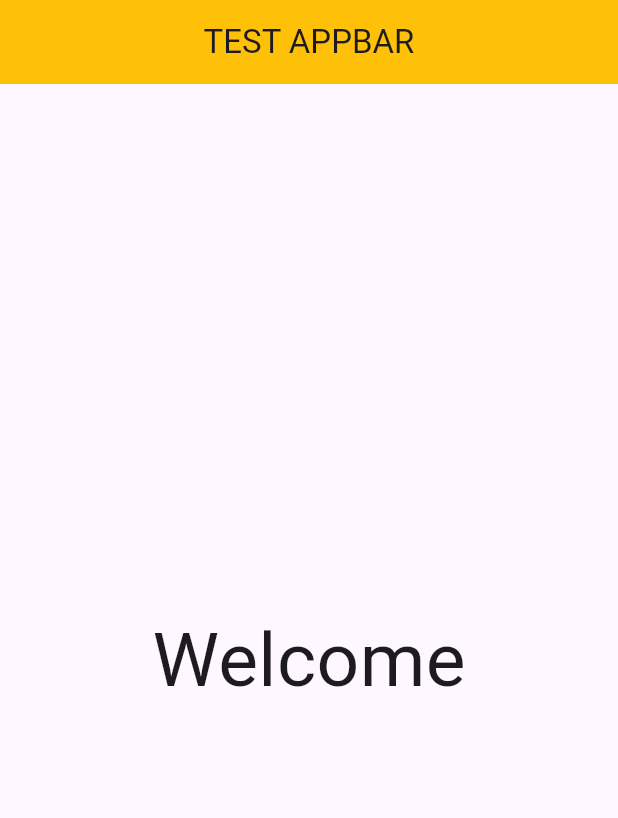
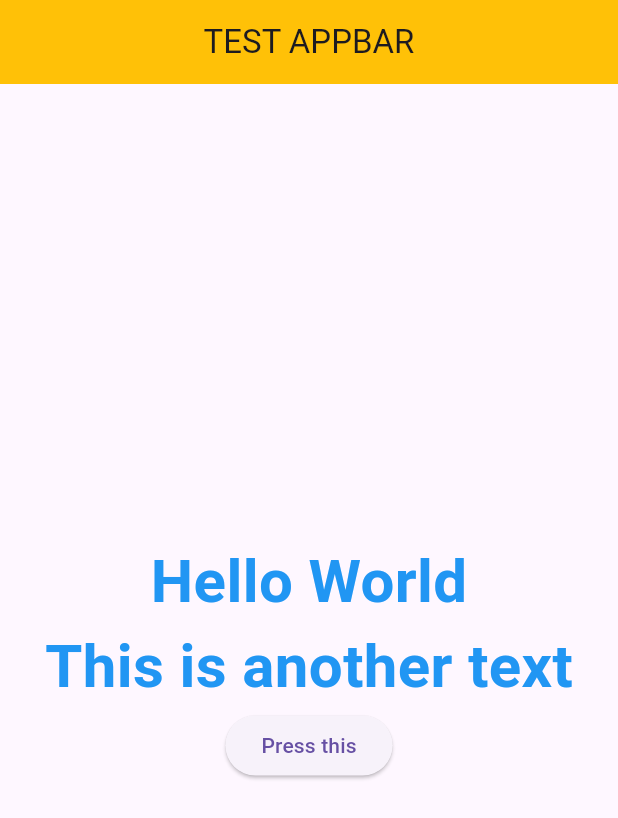
Before and after one commit to robiulhasananim/flutter_application_1, a Flutter app: the screen it shows after launch, on a phone screen of 412 x 824 dp. Shown: the top 818 px of the screen. Run offline on Flutter 3.47's test engine with Material 3 defaults, Android fonts, the phone set to English and light mode, and no system bars.

Commit message:
add statefull and button

```diff
--- a/lib/main.dart
+++ b/lib/main.dart
@@ -29,8 +29,78 @@ class MyHomePage extends StatelessWidget {
         centerTitle: true,
       ),
       body: Center(
-        child: Text("Welcome", style: TextStyle(fontSize: 50),),
+        child: Column(
+          mainAxisAlignment: MainAxisAlignment.center,
+          children: [
+            Text(
+              "Hello World",
+              style: TextStyle(
+                fontSize: 40,
+                fontWeight: FontWeight.bold,
+                color: Colors.blue,
+              ),
+            ),
+            Text(
+              "This is another text",
+              style: TextStyle(
+                fontSize: 40,
+                fontWeight: FontWeight.bold,
+                color: Colors.blue,
+              ),
+            ),
+            ElevatedButton(
+              onPressed: () {
+                Navigator.push(
+                  context,
+                  MaterialPageRoute(builder: (context) => counterApp()),
+                );
+              },
+              child: Text("Press this"),
+            ),
+          ],
+        ),
       ),
     );
   }
 }
+
+class counterApp extends StatefulWidget {
+  const counterApp({super.key});
+
+  @override
+  State<counterApp> createState() => _counterAppState();
+}
+
+class _counterAppState extends State<counterApp> {
+  int count = 0;
+
+  @override
+  Widget build(BuildContext context) {
+    return Scaffold(
+      appBar: AppBar(title: Text("Counter App"), backgroundColor: Colors.blue),
+      body: Center(
+        child: Column(
+          mainAxisAlignment: MainAxisAlignment.center,
+          children: [
+            Text(
+              "Counter: $count",
+              style: TextStyle(
+                fontSize: 40,
+                fontWeight: FontWeight.bold,
+                color: Colors.blue,
+              ),
+            ),
+            FloatingActionButton(
+              onPressed: () {
+                setState(() {
+                  count++;
+                });
+              },
+              child: Icon(Icons.add),
+            ),
+          ],
+        ),
+      ),
+    );
+  }
+}
```
